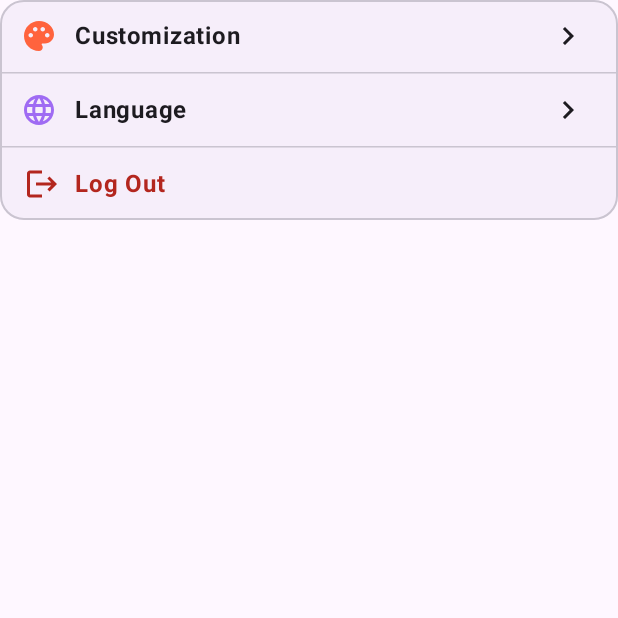
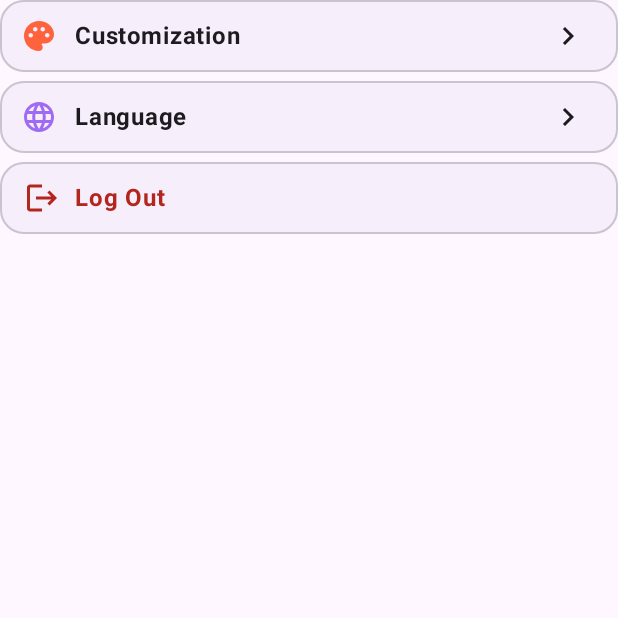
Before and after one commit to iTzVirtual00/OpenUnito, an Android app built with Jetpack Compose: the composable SettingsEntries called with empty values, on a phone screen of 412 x 824 dp, the top half of it. Run offline under Robolectric (Android 15) with nearby library versions, the phone set to English and light mode, and no system bars; our stand-ins replace Compose Multiplatform resources.

Commit message:
fix: in Settings change entries in buttons

```diff
--- a/shared/src/commonMain/kotlin/me/itzvirtual/openunito/ui/feature_settings/SettingsScreen.kt
+++ b/shared/src/commonMain/kotlin/me/itzvirtual/openunito/ui/feature_settings/SettingsScreen.kt
@@ -79,6 +79,7 @@ fun SettingsScreen(
                 showDevCount >= 6 -> {// Triggers on 7th click
                     viewModel.setShowDev(true)
                 }
+
                 else -> {
                     showDevCount++
                 }
@@ -104,29 +105,11 @@ fun SettingsScreenContent(
     val insetPadding = 12.dp
 
     Scaffold(
-        topBar = {
-            TopAppBar(
-                title = {
-                    Text(
-                        text = stringResource(Res.string.settings_tab_title),
-                        fontWeight = FontWeight.Bold,
-                    )
-                },
-                navigationIcon = {
-                    IconButton(onClick = onBack) {
-                        Icon(
-                            imageVector = Icons.AutoMirrored.Filled.KeyboardArrowLeft,
-                            contentDescription = "Back"
-                        )
-                    }
-                }
-            )
-        },
         contentWindowInsets = WindowInsets(
             insetPadding,
-            0.dp,
             insetPadding,
-            0.dp,
+            insetPadding,
+            insetPadding,
         )
     ) { paddingValues ->
         Column(
@@ -157,7 +140,7 @@ fun SettingsScreenContent(
 fun SettingsEntries(
     modifier: Modifier = Modifier,
     horPadding: Dp = 14.dp,
-    spacing: Dp = 12.dp,
+    spacing: Dp = 6.dp,
     showDev: Boolean?,
     onClickAppearance: () -> Unit = {},
     onClickLanguage: () -> Unit = {},
@@ -165,36 +148,45 @@ fun SettingsEntries(
     onClickDev: () -> Unit = {},
 ) {
 
-    StdSurface {
-        Column {
+
+    Column {
+        StdSurface {
             StdTextIconEntry(
                 modifier = Modifier
-                    .padding(horizontal = horPadding, vertical = spacing),
+                    .padding(horizontal = horPadding, vertical = 12.dp),
                 text = stringResource(Res.string.settings_customization),
                 fontWeight = FontWeight.Bold,
                 icon = Icons.Default.Palette,
                 iconColor = Color(1.0f, 0.388f, 0.239f, 1.0f),
                 onClick = onClickAppearance,
             )
+        }
 
-            HorizontalDivider()
+        Spacer(
+            modifier = Modifier.height(spacing)
+        )
 
+        StdSurface {
             StdTextIconEntry(
                 modifier = Modifier
-                    .padding(horizontal = horPadding, vertical = spacing),
+                    .padding(horizontal = horPadding, vertical = 12.dp),
                 text = "Language",
                 fontWeight = FontWeight.Bold,
                 icon = Icons.Default.Language,
                 onClick = onClickLanguage,
                 iconColor = Color(0.624f, 0.42f, 0.953f, 1.0f),
             )
+        }
 
-            if (showDev ?: false) { // Dev
-                HorizontalDivider()
+        if (showDev ?: false) { // Dev
+            Spacer(
+                modifier = Modifier.height(spacing)
+            )
 
+            StdSurface {
                 StdTextIconEntry(
                     modifier = Modifier
-                        .padding(horizontal = horPadding, vertical = spacing),
+                        .padding(horizontal = horPadding, vertical = 12.dp),
                     text = stringResource(Res.string.dev_tab_title),
                     icon = Icons.Default.LogoDev,
                     onClick = onClickDev,
@@ -202,16 +194,20 @@ fun SettingsEntries(
                     iconColor = Color(0.235f, 0.957f, 0.576f, 1.0f)
                 )
             }
+        }
 
-            HorizontalDivider()
+        Spacer(
+            modifier = Modifier.height(spacing)
+        )
 
+        StdSurface {
             Row(
                 modifier = Modifier
                     .clickable(
                         onClick = onClickLogout,
                     )
                     .fillMaxWidth()
-                    .padding(horizontal = horPadding, vertical = spacing)
+                    .padding(horizontal = horPadding, vertical = 12.dp)
             ) {
                 val color = MaterialTheme.colorScheme.error
                 Icon(
```
